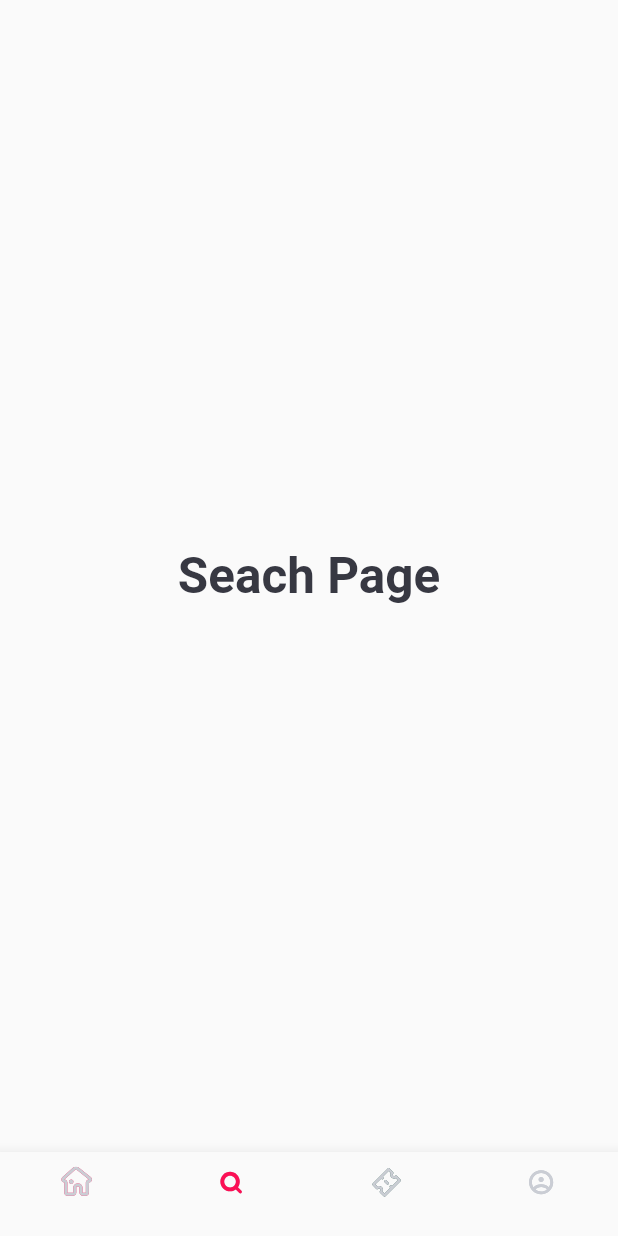
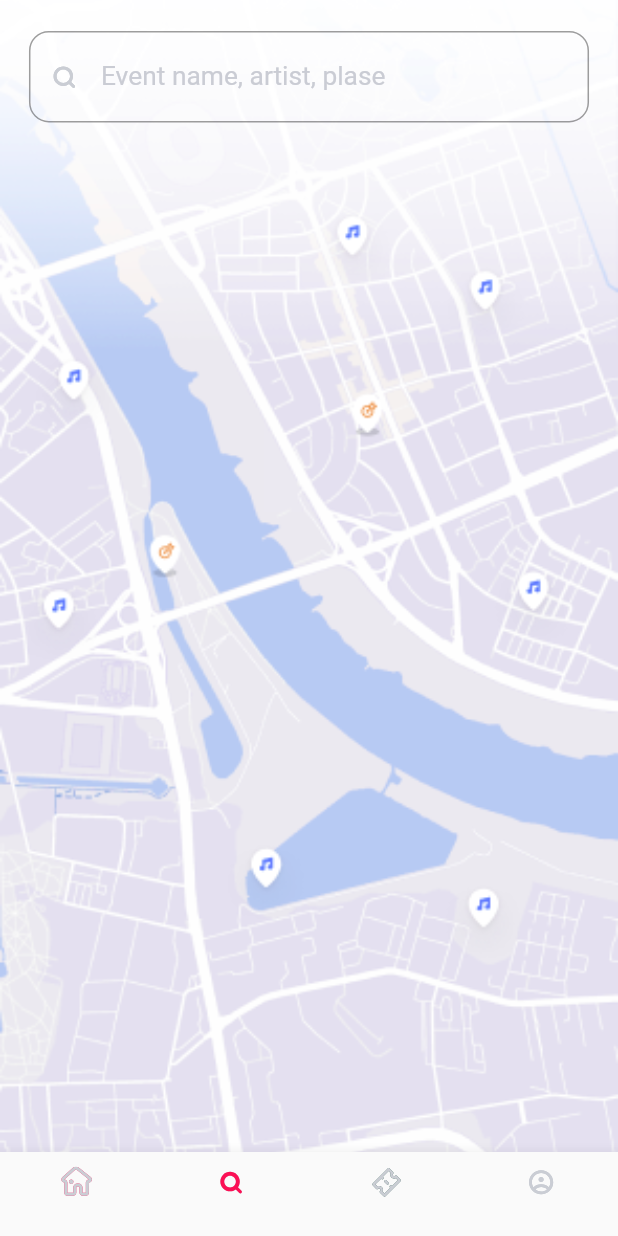
Before and after one commit to JaxaAnvarov/my_beta_programm-, a Flutter app: the screen it shows after launch, item 2 of the bottom bar chosen, on a phone screen of 412 x 824 dp. Run offline on Flutter 3.47's test engine with Material 2 defaults, Android fonts, the phone set to English and light mode, and no system bars; our stand-ins replace flutter_svg.

Commit message:
text form field classi qoshildi

```diff
--- a/lib/core/constants/color/colors.dart
+++ b/lib/core/constants/color/colors.dart
@@ -8,6 +8,7 @@ class ProjectColors {
   Color kPrimaryTextColor = const Color(0xff373842);
   Color kPrimarySubtitlesColor = const Color(0xffb2b9d0);
   Color kPrimatySecondaryTextColor = const Color(0xffB3B8B8);
+  Color kPrimaryHingTextColor = const Color(0xffcaccd4);
 }
 
 class ConstColors {
--- /dev/null
+++ b/lib/core/widgets/text_form_field.dart
@@ -0,0 +1,44 @@
+import 'package:flutter/material.dart';
+import 'package:my_beta_programm/core/constants/export.dart';
+import 'package:my_beta_programm/provider/text_form_field_provider.dart';
+
+class MyTextFormField extends StatelessWidget {
+  const MyTextFormField({Key? key}) : super(key: key);
+
+  @override
+  Widget build(BuildContext context) {
+    return ChangeNotifierProvider<TextFormFieldProvider>(
+      create: (context) => TextFormFieldProvider(),
+      child: Consumer<TextFormFieldProvider>(
+        builder: (context, model, child) => Padding(
+          padding: DefaultPaddigs.symmetric(
+            horizontal: getProportionateScreenWidth(16.0),
+            vertical: getProportionateScreenHeight(20.0),
+          ),
+          child: TextFormField(
+            controller: context.watch<TextFormFieldProvider>().searchController,
+            decoration: InputDecoration(
+              border: OutlineInputBorder(
+                borderRadius: BorderRadius.circular(
+                  getProportionateScreenWidth(12.0),
+                ),
+              ),
+              hintText: "Event name, artist, plase",
+              hintStyle: TextStyle(
+                color: ProjectColors().kPrimaryHingTextColor,
+                fontSize: getProportionateScreenWidth(16.0),
+              ),
+              prefixIcon: IconButton(
+                icon: search2,
+                onPressed: () {
+                  debugPrint('hello');
+                },
+              ),
+            ),
+          ),
+        ),
+      ),
+      // builder: (context) => BottomProvier(),
+    );
+  }
+}
--- /dev/null
+++ b/lib/provider/text_form_field_provider.dart
@@ -0,0 +1,7 @@
+import 'package:flutter/cupertino.dart';
+
+class TextFormFieldProvider extends ChangeNotifier{
+  final TextEditingController _searchController = TextEditingController();
+
+  TextEditingController get searchController => _searchController;
+}
--- a/lib/screens/search/search_page.dart
+++ b/lib/screens/search/search_page.dart
@@ -1,5 +1,6 @@
 import 'package:flutter/material.dart';
 import 'package:my_beta_programm/core/constants/export.dart';
+import 'package:my_beta_programm/core/widgets/text_form_field.dart';
 
 class SearchPage extends StatelessWidget {
   const SearchPage({Key? key}) : super(key: key);
@@ -8,11 +9,21 @@ class SearchPage extends StatelessWidget {
   Widget build(BuildContext context) {
     SizeConfig().init(context);
     return Scaffold(
-      body: Center(
-        child: ConstantsText(
-          size: getProportionateScreenWidth(30.0),
-          text: 'Seach Page',
-          color: ProjectColors().kPrimaryBlackColor,
+      body: Container(
+        height: double.infinity,
+        width: double.infinity,
+        decoration: CDecoration().boxDecoration(
+          imageUrl: 'assets/images/map.png',
+          color: ProjectColors().kPrimaryWhiteColor,
+          radius: getProportionateScreenWidth(0.0),
+        ),
+        child: Column(
+          children: [
+            SizedBox(
+              height: getProportionateScreenHeight(150.0),
+              child: const MyTextFormField(),
+            )
+          ],
         ),
       ),
     );
--- a/lib/screens/ticket/ticket_page.dart
+++ b/lib/screens/ticket/ticket_page.dart
@@ -35,6 +35,7 @@ class TickedPage extends StatelessWidget {
                       text: 'Popular',
                     ),
                   ),
+                  SizedBox(height: getProportionateScreenHeight(25.0)),
                   SizedBox(
                     height: getProportionateScreenHeight(40.0),
                     child: ListView.builder(
```
Also changed, not shown: assets/images/map.png (added).
